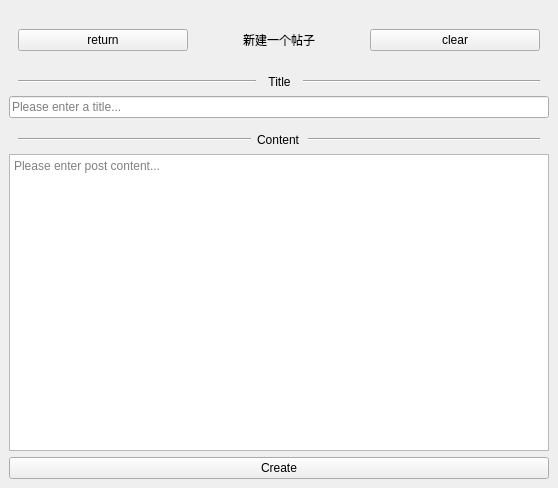
This is ui/postPage.ui in FrenchFries-101/frontend as Qt 5 draws it before an edit. The edited form follows.
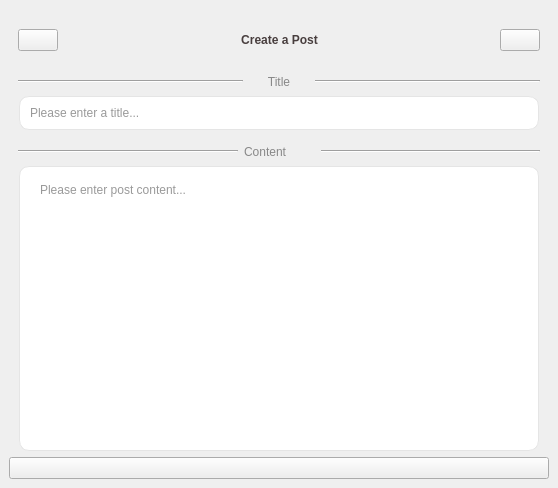
This is the edited form. The open tabs and pages were chosen to show the change. Icons and pictures are not drawn.

Commit message: POSTPAGES design, left icons changes

```diff
--- a/ui/postPage.ui
+++ b/ui/postPage.ui
@@ -428,24 +428,66 @@
           <item>
            <widget class="QPushButton" name="return_button">
             <property name="text">
-             <string>return</string>
+             <string/>
+            </property>
+            <property name="icon">
+             <iconset theme="QIcon::ThemeIcon::GoHome"/>
             </property>
            </widget>
           </item>
+          <item>
+           <spacer name="horizontalSpacer_2">
+            <property name="orientation">
+             <enum>Qt::Orientation::Horizontal</enum>
+            </property>
+            <property name="sizeHint" stdset="0">
+             <size>
+              <width>40</width>
+              <height>20</height>
+             </size>
+            </property>
+           </spacer>
+          </item>
           <item>
            <widget class="QLabel" name="create_title">
+            <property name="styleSheet">
+             <string notr="true">/* ================= 主标题 ================= */
+
+QLabel#create_title {
+    font-weight: 600;
+	font: 700 19pt &quot;Terminal&quot;;
+    color: #483e3e;
+
+}</string>
+            </property>
             <property name="text">
-             <string>新建一个帖子</string>
+             <string>Create a Post</string>
             </property>
             <property name="alignment">
              <set>Qt::AlignmentFlag::AlignCenter</set>
             </property>
            </widget>
           </item>
+          <item>
+           <spacer name="horizontalSpacer_3">
+            <property name="orientation">
+             <enum>Qt::Orientation::Horizontal</enum>
+            </property>
+            <property name="sizeHint" stdset="0">
+             <size>
+              <width>40</width>
+              <height>20</height>
+             </size>
+            </property>
+           </spacer>
+          </item>
           <item>
            <widget class="QPushButton" name="clear_button">
             <property name="text">
-             <string>clear</string>
+             <string/>
+            </property>
+            <property name="icon">
+             <iconset theme="QIcon::ThemeIcon::WindowClose"/>
             </property>
            </widget>
           </item>
@@ -460,6 +502,9 @@
           </property>
           <item>
            <widget class="Line" name="line_3">
+            <property name="styleSheet">
+             <string notr="true">color: #d5d5d5</string>
+            </property>
             <property name="orientation">
              <enum>Qt::Orientation::Horizontal</enum>
             </property>
@@ -467,12 +512,28 @@
           </item>
           <item>
            <widget class="QLabel" name="label_4">
+            <property name="minimumSize">
+             <size>
+              <width>55</width>
+              <height>0</height>
+             </size>
+            </property>
             <property name="maximumSize">
              <size>
-              <width>35</width>
+              <width>60</width>
               <height>16777215</height>
              </size>
             </property>
+            <property name="styleSheet">
+             <string notr="true">/* ================= 小标题 ================= */
+
+
+QLabel#label_4 {
+	font: 11pt &quot;Terminal&quot;;
+
+    color: #888888;
+}</string>
+            </property>
             <property name="text">
              <string>Title</string>
             </property>
@@ -493,6 +554,44 @@
        </item>
        <item>
         <widget class="QLineEdit" name="title_input">
+         <property name="styleSheet">
+          <string notr="true">/* ================= 标题输入框 ================= */
+
+QLineEdit#title_input {
+
+    background-color: white;
+
+    border: 1px solid #e5e5e5;
+    border-radius: 10px;
+
+    padding: 8px 8px;   /* 左右间距加大 */
+
+    font-size: 12px;
+    color: #333333;
+
+    margin-left: 10px;
+    margin-right: 10px;
+}
+
+
+/* hover */
+
+QLineEdit#title_input:hover {
+
+    border: 1px solid #ffb3c1;
+}
+
+
+/* focus */
+
+QLineEdit#title_input:focus {
+
+    border: 1px solid #ff6b81;
+}</string>
+         </property>
+         <property name="alignment">
+          <set>Qt::AlignmentFlag::AlignJustify|Qt::AlignmentFlag::AlignVCenter</set>
+         </property>
          <property name="dragEnabled">
           <bool>false</bool>
          </property>
@@ -518,16 +617,28 @@
            <widget class="QLabel" name="label_3">
             <property name="minimumSize">
              <size>
-              <width>45</width>
+              <width>55</width>
               <height>0</height>
              </size>
             </property>
             <property name="maximumSize">
              <size>
-              <width>45</width>
+              <width>71</width>
               <height>16777215</height>
              </size>
             </property>
+            <property name="layoutDirection">
+             <enum>Qt::LayoutDirection::LeftToRight</enum>
+            </property>
+            <property name="styleSheet">
+             <string notr="true">/* ================= 小标题 ================= */
+
+
+QLabel#label_3 {
+	font: 11pt &quot;Terminal&quot;;
+    color: #888888;
+}</string>
+            </property>
             <property name="text">
              <string>Content</string>
             </property>
@@ -551,6 +662,47 @@
        </item>
        <item>
         <widget class="QTextEdit" name="content_input">
+         <property name="minimumSize">
+          <size>
+           <width>40</width>
+           <height>0</height>
+          </size>
+         </property>
+         <property name="styleSheet">
+          <string notr="true">/* ================= 内容输入框 ================= */
+
+QTextEdit#content_input {
+
+    background-color: white;
+
+    border: 1px solid #e5e5e5;
+    border-radius: 10px;
+
+    padding: 12px 16px;   /* 左右空间更大 */
+
+    font-size: 12px;
+    color: #333333;
+
+    margin-left: 10px;
+    margin-right: 10px;
+}
+
+
+/* hover */
+
+QTextEdit#content_input:hover {
+
+    border: 1px solid #ffb3c1;
+}
+
+
+/* focus */
+
+QTextEdit#content_input:focus {
+
+    border: 1px solid #ff6b81;
+}</string>
+         </property>
          <property name="tabChangesFocus">
           <bool>true</bool>
          </property>
@@ -562,7 +714,10 @@
        <item>
         <widget class="QPushButton" name="create_button">
          <property name="text">
-          <string>Create</string>
+          <string/>
+         </property>
+         <property name="icon">
+          <iconset theme="QIcon::ThemeIcon::DocumentSend"/>
          </property>
         </widget>
        </item>
```
Left out of the diff: 100 changed lines with no effect on the pictures.
